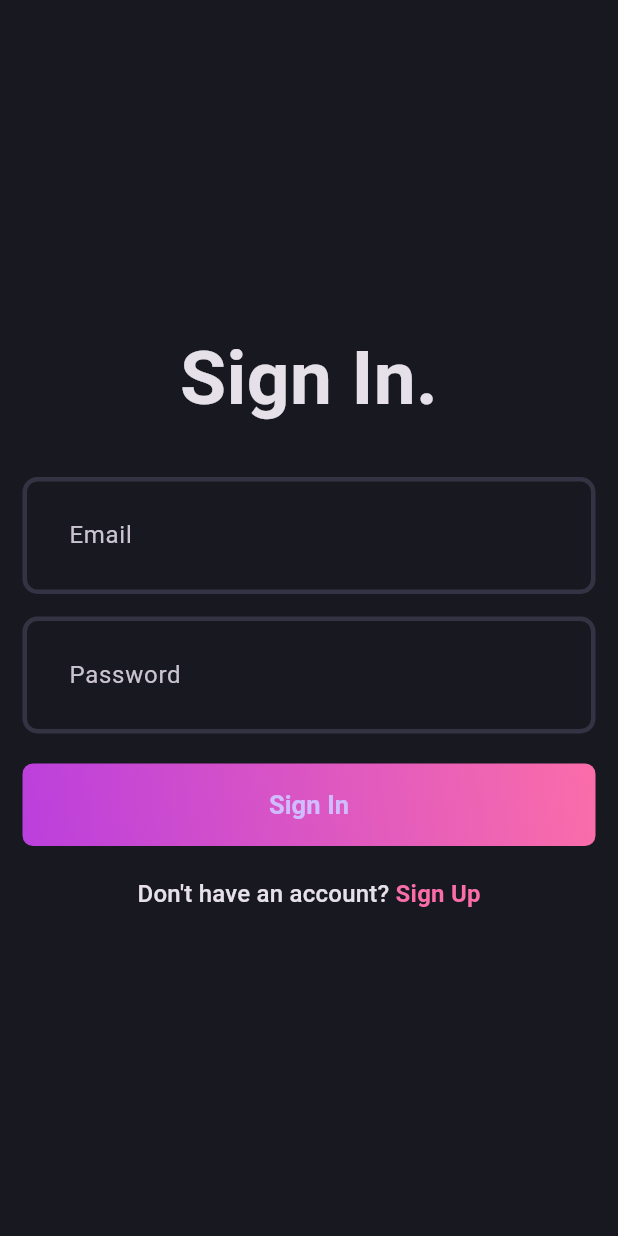
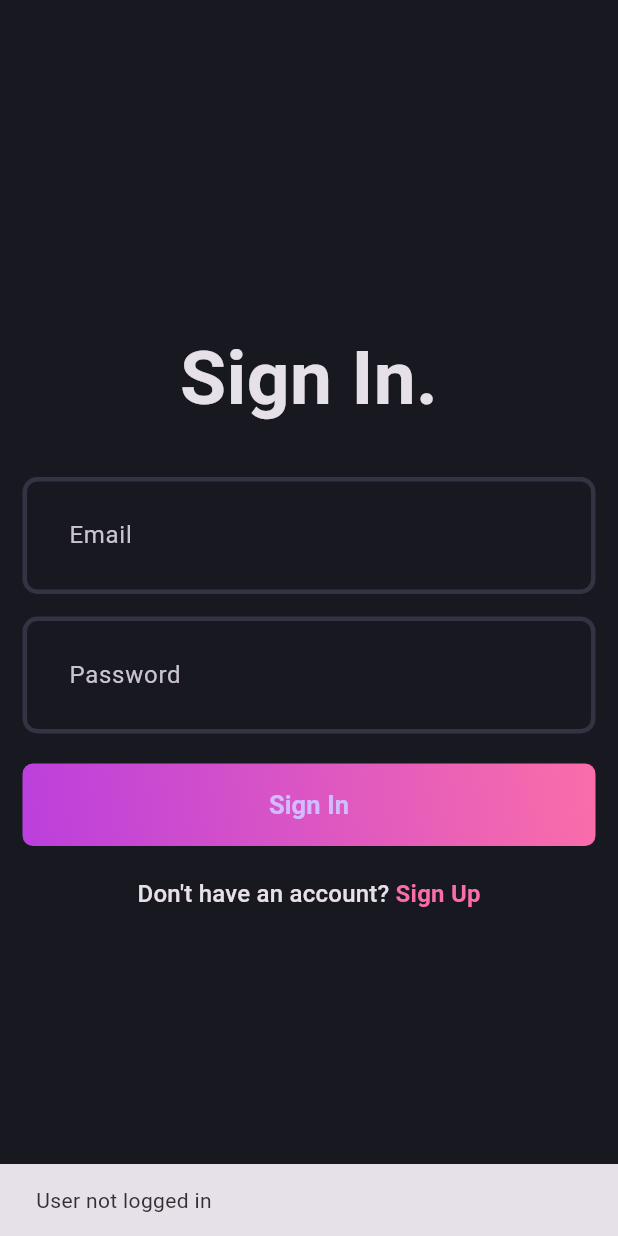
Before and after one commit to ThaeNandarSeint/Blog-App, a Flutter app: the first screen one second after launch, on a phone screen of 412 x 824 dp. Run offline on Flutter 3.47's test engine with Material 3 defaults, Android fonts, the phone set to English and light mode, and no system bars; our stand-ins replace flutter_bloc, flutter_dotenv, fpdart, get_it, supabase_flutter; accounts and stored records are empty.

Commit message:
check the auth state when the app initially starts

```diff
--- /dev/null
+++ b/lib/core/common/cubits/app_user/app_user_cubit.dart
@@ -0,0 +1,16 @@
+import 'package:blog_app/core/common/entities/user.dart';
+import 'package:flutter/foundation.dart';
+import 'package:flutter_bloc/flutter_bloc.dart';
+
+part 'app_user_state.dart';
+
+class AppUserCubit extends Cubit<AppUserState> {
+  AppUserCubit() : super(AppUserInitial());
+  void updateUser(User? user) {
+    if (user == null) {
+      emit(AppUserInitial());
+    } else {
+      emit(AppUserLoggedIn(user));
+    }
+  }
+}
--- /dev/null
+++ b/lib/core/common/cubits/app_user/app_user_state.dart
@@ -0,0 +1,11 @@
+part of 'app_user_cubit.dart';
+
+@immutable
+sealed class AppUserState {}
+
+final class AppUserInitial extends AppUserState {}
+
+final class AppUserLoggedIn extends AppUserState {
+  final User user;
+  AppUserLoggedIn(this.user);
+}
--- a/lib/features/auth/data/repositories/auth_repository_impl.dart
+++ b/lib/features/auth/data/repositories/auth_repository_impl.dart
@@ -1,7 +1,7 @@
 import 'package:blog_app/core/error/app_failure.dart';
 import 'package:blog_app/core/error/server_exception.dart';
 import 'package:blog_app/features/auth/data/data_sources/auth_remote_data_source.dart';
-import 'package:blog_app/features/auth/domain/entities/user.dart';
+import 'package:blog_app/core/common/entities/user.dart';
 import 'package:blog_app/features/auth/domain/repositories/auth_repository.dart';
 import 'package:fpdart/fpdart.dart';
 import 'package:supabase_flutter/supabase_flutter.dart' as sb;
@@ -46,4 +46,17 @@ class AuthRepositoryImpl implements AuthRepository {
       return left(AppFailure(message: e.message));
     }
   }
+
+  @override
+  Future<Either<AppFailure, User>> getCurrentUser() async {
+    try {
+      final user = await remoteDataSource.getCurrentUserData();
+      if (user == null) {
+        return left(AppFailure(message: 'User not logged in'));
+      }
+      return right(user);
+    } on ServerException catch (e) {
+      return left(AppFailure(message: e.message));
+    }
+  }
 }
--- a/lib/features/auth/domain/repositories/auth_repository.dart
+++ b/lib/features/auth/domain/repositories/auth_repository.dart
@@ -1,4 +1,4 @@
-import 'package:blog_app/features/auth/domain/entities/user.dart';
+import 'package:blog_app/core/common/entities/user.dart';
 import 'package:fpdart/fpdart.dart';
 import 'package:blog_app/core/error/app_failure.dart';
 
@@ -13,4 +13,6 @@ abstract interface class AuthRepository {
     required String email,
     required String password,
   });
+
+  Future<Either<AppFailure, User>> getCurrentUser();
 }
--- /dev/null
+++ b/lib/features/auth/domain/usecases/get_current_user.dart
@@ -0,0 +1,17 @@
+import 'package:blog_app/core/error/app_failure.dart';
+import 'package:blog_app/core/interfaces/usecase.dart';
+import 'package:blog_app/core/common/entities/user.dart';
+import 'package:blog_app/features/auth/domain/repositories/auth_repository.dart';
+import 'package:fpdart/fpdart.dart';
+
+class GetCurrentUser implements Usecase<User, GetCurrentUserParams> {
+  final AuthRepository authRepository;
+  GetCurrentUser(this.authRepository);
+
+  @override
+  Future<Either<AppFailure, User>> call(GetCurrentUserParams params) async {
+    return await authRepository.getCurrentUser();
+  }
+}
+
+class GetCurrentUserParams {}
--- a/lib/features/auth/domain/usecases/login.dart
+++ b/lib/features/auth/domain/usecases/login.dart
@@ -1,6 +1,6 @@
 import 'package:blog_app/core/error/app_failure.dart';
 import 'package:blog_app/core/interfaces/usecase.dart';
-import 'package:blog_app/features/auth/domain/entities/user.dart';
+import 'package:blog_app/core/common/entities/user.dart';
 import 'package:blog_app/features/auth/domain/repositories/auth_repository.dart';
 import 'package:fpdart/fpdart.dart';
 
--- a/lib/features/auth/domain/usecases/register.dart
+++ b/lib/features/auth/domain/usecases/register.dart
@@ -1,6 +1,6 @@
 import 'package:blog_app/core/error/app_failure.dart';
 import 'package:blog_app/core/interfaces/usecase.dart';
-import 'package:blog_app/features/auth/domain/entities/user.dart';
+import 'package:blog_app/core/common/entities/user.dart';
 import 'package:blog_app/features/auth/domain/repositories/auth_repository.dart';
 import 'package:fpdart/fpdart.dart';
 
--- a/lib/features/auth/presentation/bloc/auth_bloc.dart
+++ b/lib/features/auth/presentation/bloc/auth_bloc.dart
@@ -1,4 +1,6 @@
-import 'package:blog_app/features/auth/domain/entities/user.dart';
+import 'package:blog_app/core/common/cubits/app_user/app_user_cubit.dart';
+import 'package:blog_app/core/common/entities/user.dart';
+import 'package:blog_app/features/auth/domain/usecases/get_current_user.dart';
 import 'package:blog_app/features/auth/domain/usecases/login.dart';
 import 'package:blog_app/features/auth/domain/usecases/register.dart';
 import 'package:flutter/material.dart';
@@ -10,17 +12,26 @@ part 'auth_state.dart';
 class AuthBloc extends Bloc<AuthEvent, AuthState> {
   final Register _register;
   final Login _login;
+  final GetCurrentUser _getCurrentUser;
+  final AppUserCubit _appUserCubit;
 
-  AuthBloc({required Register register, required Login login})
-    : _register = register,
-      _login = login,
-      super(AuthInitial()) {
+  AuthBloc({
+    required Register register,
+    required Login login,
+    required GetCurrentUser getCurrentUser,
+    required AppUserCubit appUserCubit,
+  }) : _register = register,
+       _login = login,
+       _getCurrentUser = getCurrentUser,
+       _appUserCubit = appUserCubit,
+       super(AuthInitial()) {
+    on<AuthEvent>((_, emit) => emit(AuthLoading()));
     on<AuthRegister>(_onRegister);
     on<AuthLogin>(_onLogin);
+    on<AuthGetCurrentUser>(_onGetCurrentUser);
   }
 
   void _onRegister(AuthRegister event, Emitter<AuthState> emit) async {
-    emit(AuthLoading());
     final res = await _register(
       RegisterParams(
         name: event.name,
@@ -30,18 +41,33 @@ class AuthBloc extends Bloc<AuthEvent, AuthState> {
     );
     res.fold(
       (error) => emit(AuthFailure(message: error.message)),
-      (result) => emit(AuthSuccess(user: result)),
+      (result) => _emitAuthSuccess(result, emit),
     );
   }
 
   void _onLogin(AuthLogin event, Emitter<AuthState> emit) async {
-    emit(AuthLoading());
     final res = await _login(
       LoginParams(email: event.email, password: event.password),
     );
     res.fold(
       (error) => emit(AuthFailure(message: error.message)),
-      (result) => emit(AuthSuccess(user: result)),
+      (result) => _emitAuthSuccess(result, emit),
     );
   }
+
+  void _onGetCurrentUser(
+    AuthGetCurrentUser event,
+    Emitter<AuthState> emit,
+  ) async {
+    final res = await _getCurrentUser(GetCurrentUserParams());
+    res.fold(
+      (error) => emit(AuthFailure(message: error.message)),
+      (result) => _emitAuthSuccess(result, emit),
+    );
+  }
+
+  void _emitAuthSuccess(User user, Emitter<AuthState> emit) {
+    _appUserCubit.updateUser(user);
+    emit(AuthSuccess(user: user));
+  }
 }
--- a/lib/features/auth/presentation/bloc/auth_event.dart
+++ b/lib/features/auth/presentation/bloc/auth_event.dart
@@ -21,3 +21,5 @@ final class AuthLogin extends AuthEvent {
 
   AuthLogin({required this.email, required this.password});
 }
+
+final class AuthGetCurrentUser extends AuthEvent {}
--- a/lib/main.dart
+++ b/lib/main.dart
@@ -1,3 +1,4 @@
+import 'package:blog_app/core/common/cubits/app_user/app_user_cubit.dart';
 import 'package:blog_app/core/theme/app_theme.dart';
 import 'package:blog_app/features/auth/presentation/bloc/auth_bloc.dart';
 import 'package:blog_app/features/auth/presentation/pages/login_page.dart';
@@ -13,14 +14,28 @@ void main() async {
 
   runApp(
     MultiBlocProvider(
-      providers: [BlocProvider(create: (_) => serviceLocator<AuthBloc>())],
+      providers: [
+        BlocProvider(create: (_) => serviceLocator<AppUserCubit>()),
+        BlocProvider(create: (_) => serviceLocator<AuthBloc>()),
+      ],
       child: const MyApp(),
     ),
   );
 }
 
-class MyApp extends StatelessWidget {
+class MyApp extends StatefulWidget {
   const MyApp({super.key});
+
+  @override
+  State<MyApp> createState() => _MyAppState();
+}
+
+class _MyAppState extends State<MyApp> {
+  @override
+  void initState() {
+    super.initState();
+    context.read<AuthBloc>().add(AuthGetCurrentUser());
+  }
 
   @override
   Widget build(BuildContext context) {
@@ -28,7 +43,17 @@ class MyApp extends StatelessWidget {
       debugShowCheckedModeBanner: false,
       title: 'Blog App',
       theme: AppTheme.darkThemeMode,
-      home: const LoginPage(),
+      home: BlocSelector<AppUserCubit, AppUserState, bool>(
+        selector: (state) {
+          return state is AppUserLoggedIn;
+        },
+        builder: (context, isLoggedIn) {
+          if (isLoggedIn) {
+            return Scaffold(body: Center(child: Text('hello')));
+          }
+          return const LoginPage();
+        },
+      ),
     );
   }
 }
```
Also changed, not shown: lib/features/auth/data/data_sources/auth_remote_data_source.dart (+26 -0 lines), lib/features/auth/data/models/user_model.dart (+9 -1 lines), lib/init_dependencies.dart (+12 -1 lines), lib/core/common/entities/user.dart (renamed from lib/features/auth/domain/entities/user.dart).
